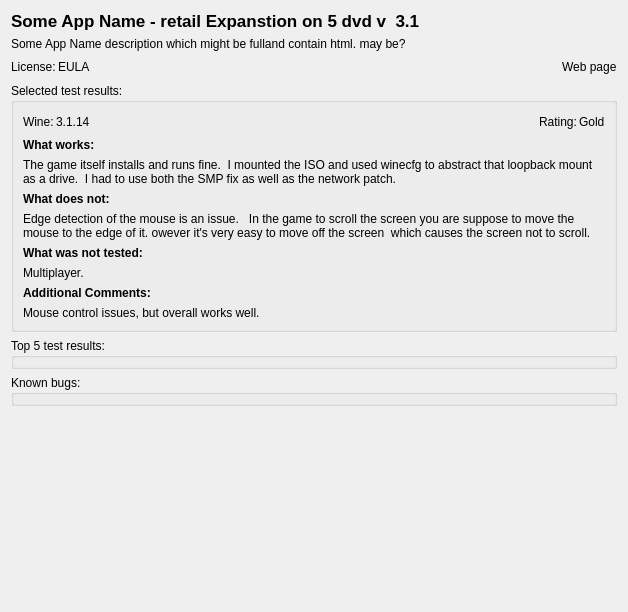
This is src/q4wine-gui/uis/AppDBTestViewWidget.ui in brezerk/q4wine as Qt 5 draws it before an edit. The edited form follows.
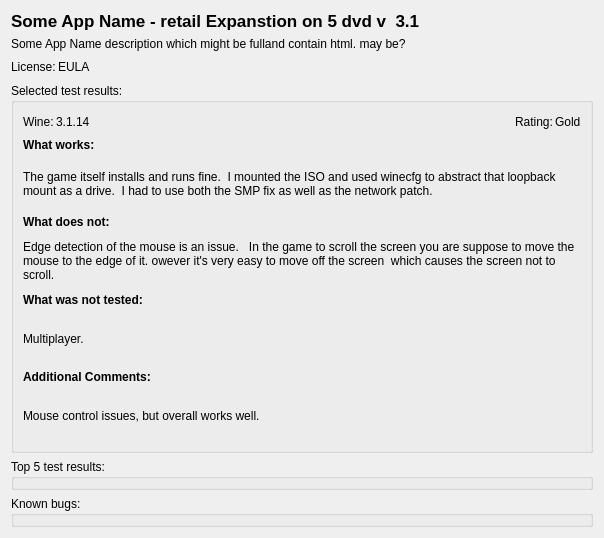
This is the edited form.

The edit to the form file:
```diff
--- a/src/q4wine-gui/uis/AppDBTestViewWidget.ui
+++ b/src/q4wine-gui/uis/AppDBTestViewWidget.ui
@@ -6,8 +6,8 @@
    <rect>
     <x>0</x>
     <y>0</y>
-    <width>628</width>
-    <height>612</height>
+    <width>604</width>
+    <height>538</height>
    </rect>
   </property>
   <property name="windowTitle">
@@ -123,19 +123,6 @@
         </property>
        </spacer>
       </item>
-      <item>
-       <widget class="QLabel" name="lblWebPage">
-        <property name="sizePolicy">
-         <sizepolicy hsizetype="Minimum" vsizetype="Preferred">
-          <horstretch>0</horstretch>
-          <verstretch>0</verstretch>
-         </sizepolicy>
-        </property>
-        <property name="text">
-         <string>Web page</string>
-        </property>
-       </widget>
-      </item>
      </layout>
     </widget>
    </item>
@@ -371,19 +358,6 @@
      </layout>
     </widget>
    </item>
-   <item>
-    <spacer name="verticalSpacer">
-     <property name="orientation">
-      <enum>Qt::Vertical</enum>
-     </property>
-     <property name="sizeHint" stdset="0">
-      <size>
-       <width>20</width>
-       <height>104</height>
-      </size>
-     </property>
-    </spacer>
-   </item>
   </layout>
  </widget>
  <resources/>
```
Left out of the diff: 4 changed lines with no effect on the pictures.
